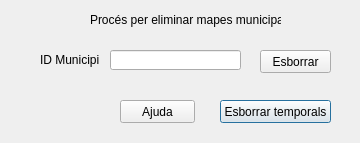
Qt form ui/eliminador_registre_mmc.ui (fmariv/udt-qgis-plugin) before a commit.
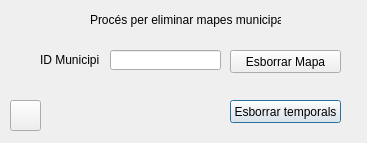
The same form after that commit. Icons and pictures are not drawn.

Diff of the .ui file:
```diff
--- a/ui/eliminador_registre_mmc.ui
+++ b/ui/eliminador_registre_mmc.ui
@@ -6,7 +6,7 @@
    <rect>
     <x>0</x>
     <y>0</y>
-    <width>360</width>
+    <width>367</width>
     <height>143</height>
    </rect>
   </property>
@@ -31,7 +31,7 @@
     <rect>
      <x>40</x>
      <y>50</y>
-     <width>81</width>
+     <width>61</width>
      <height>20</height>
     </rect>
    </property>
@@ -44,7 +44,7 @@
     <rect>
      <x>110</x>
      <y>50</y>
-     <width>131</width>
+     <width>111</width>
      <height>20</height>
     </rect>
    </property>
@@ -52,7 +52,7 @@
   <widget class="QPushButton" name="rmTempBtn">
    <property name="geometry">
     <rect>
-     <x>220</x>
+     <x>230</x>
      <y>100</y>
      <width>111</width>
      <height>23</height>
@@ -62,30 +62,46 @@
     <string>Esborrar temporals</string>
    </property>
   </widget>
-  <widget class="QPushButton" name="helpBtn">
-   <property name="geometry">
-    <rect>
-     <x>120</x>
-     <y>100</y>
-     <width>75</width>
-     <height>23</height>
-    </rect>
-   </property>
-   <property name="text">
-    <string>Ajuda</string>
-   </property>
-  </widget>
   <widget class="QPushButton" name="rmDataBtn">
    <property name="geometry">
     <rect>
-     <x>260</x>
+     <x>230</x>
      <y>50</y>
-     <width>71</width>
+     <width>111</width>
      <height>23</height>
     </rect>
    </property>
    <property name="text">
-    <string>Esborrar</string>
+    <string>Esborrar Mapa</string>
+   </property>
+  </widget>
+  <widget class="QPushButton" name="helpButton">
+   <property name="geometry">
+    <rect>
+     <x>10</x>
+     <y>100</y>
+     <width>31</width>
+     <height>31</height>
+    </rect>
+   </property>
+   <property name="text">
+    <string/>
+   </property>
+   <property name="icon">
+    <iconset>
+     <normaloff>../images/help.svg</normaloff>../images/help.svg</iconset>
+   </property>
+   <property name="iconSize">
+    <size>
+     <width>18</width>
+     <height>18</height>
+    </size>
+   </property>
+   <property name="checkable">
+    <bool>true</bool>
+   </property>
+   <property name="checked">
+    <bool>false</bool>
    </property>
   </widget>
  </widget>
```
